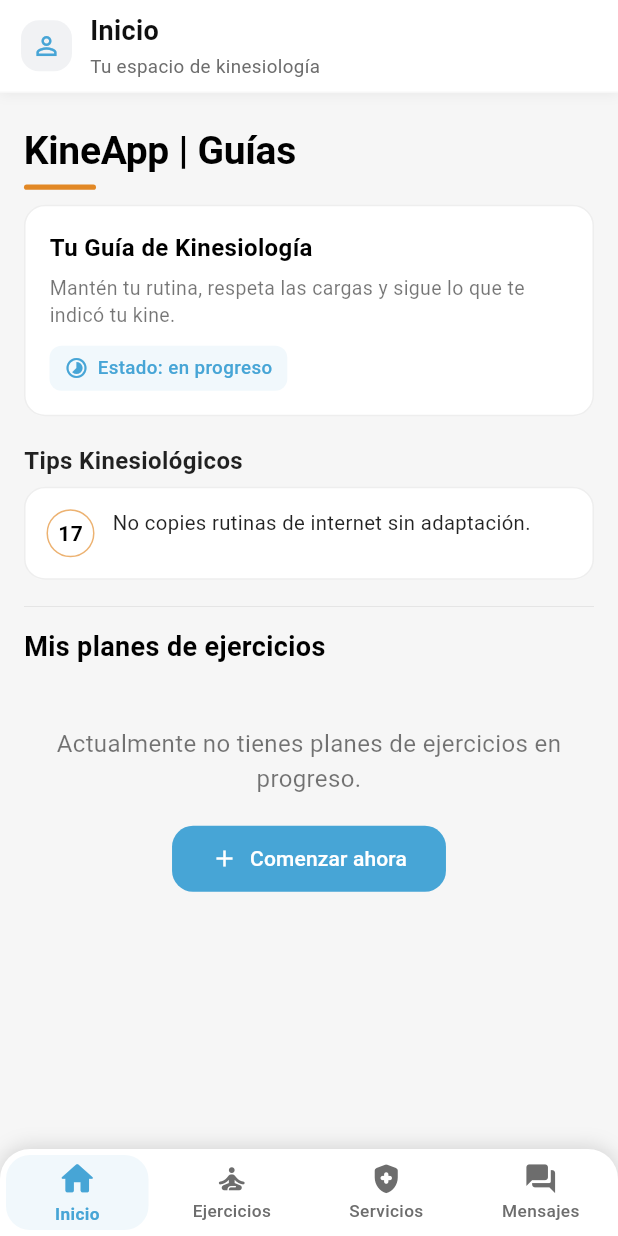
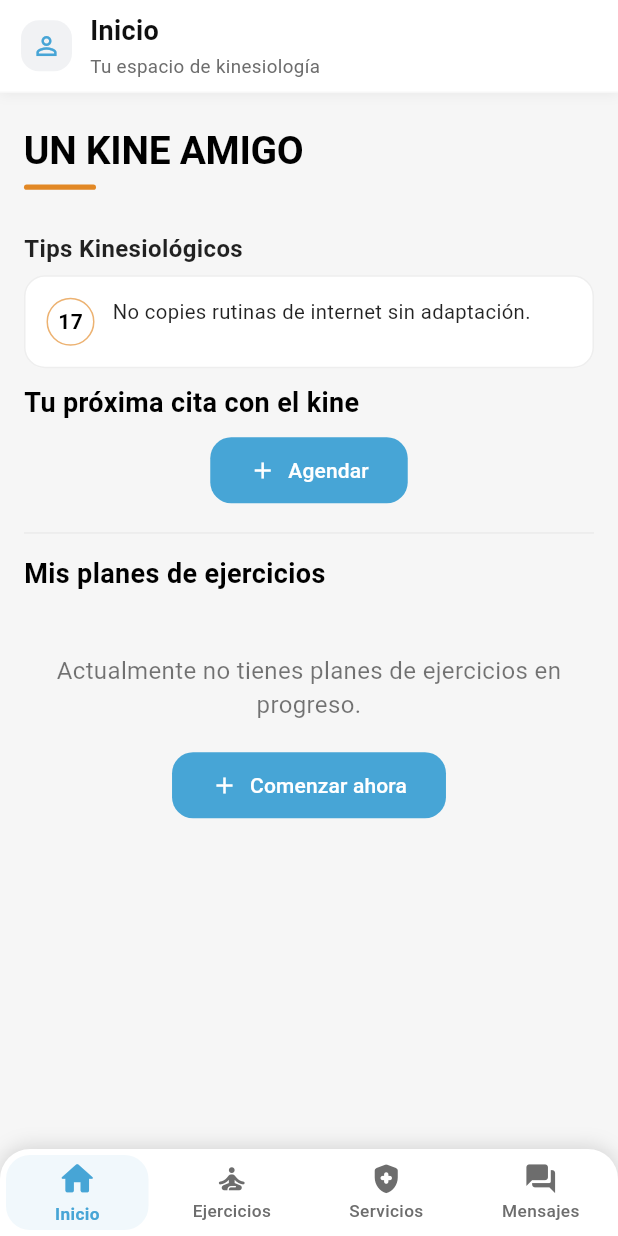
Before and after one commit to Adonisnu4/kine_app, a Flutter app: the screen it shows once a user with an empty profile is signed in, on a phone screen of 412 x 824 dp. Run offline on Flutter 3.47's test engine with Material 3 defaults, Android fonts, the phone set to English and light mode, and no system bars; our stand-ins replace cloud_firestore, file_picker, firebase_auth, firebase_core, firebase_messaging, fl_chart and 5 more; missing offline and left inert: flutter_facebook_auth; accounts and stored records are empty.

Commit message:
proxima cita

```diff
--- a/lib/features/index.dart
+++ b/lib/features/index.dart
@@ -5,6 +5,11 @@ import 'package:flutter/services.dart';
 import 'package:kine_app/features/ejercicios/models/plan_tomado.dart';
 import 'package:kine_app/features/ejercicios/screens/sesion_ejercicio_screen.dart';
 import 'package:kine_app/features/ejercicios/service/plan_service.dart';
+
+//Para mostrar si tiene una cita
+import 'package:kine_app/features/Appointments/models/appointment.dart';
+import 'package:kine_app/features/Appointments/services/appointment_service.dart';
+import 'package:intl/intl.dart';
 
 /// Paleta general usada en esta pantalla.
 /// Coincide con la usada en pantallas como login y splash.
@@ -27,6 +32,7 @@ class Index extends StatefulWidget {
   final Function(int)? onTabChange;
   const Index({super.key, this.onTabChange});
 
+
   @override
   State<Index> createState() => _IndexState();
 }
@@ -34,6 +40,8 @@ class Index extends StatefulWidget {
 class _IndexState extends State<Index> {
   // Servicio para obtener los planes en progreso desde Firestore
   final PlanService _planService = PlanService();
+
+  final AppointmentService _appointmentService = AppointmentService();
 
   // Future usado por FutureBuilder para cargar planes
   late Future<List<PlanTomado>> _plansFuture;
@@ -167,7 +175,7 @@ class _IndexState extends State<Index> {
               const Padding(
                 padding: EdgeInsets.fromLTRB(16, 20, 16, 4),
                 child: Text(
-                  'KineApp | Guías',
+                  'UN KINE AMIGO',
                   style: TextStyle(
                     fontSize: 26,
                     fontWeight: FontWeight.w700,
@@ -190,7 +198,7 @@ class _IndexState extends State<Index> {
               ),
 
               /// Bloque fijo de guía de salud
-              const _HealthGuideSection(),
+              // const _HealthGuideSection(),
 
               /// Título de tips dinámicos
               const Padding(
@@ -205,6 +213,7 @@ class _IndexState extends State<Index> {
                 ),
               ),
 
+
               /// Tarjeta animada que muestra el tip actual
               Padding(
                 padding: pagePadding,
@@ -214,6 +223,71 @@ class _IndexState extends State<Index> {
                   total: _allTips.length,
                 ),
               ),
+
+              const Padding(
+                padding: EdgeInsets.fromLTRB(16, 10, 16, 8),
+                child: Text(
+                  'Tu próxima cita con el kine',
+                  style: TextStyle(
+                    fontSize: 18,
+                    fontWeight: FontWeight.w600,
+                    color: Colors.black,
+                  ),
+                ),
+              ),
+
+
+
+
+
+
+
+
+              FutureBuilder<Appointment?>(
+  future: _appointmentService.getNextPatientAppointment(),
+  builder: (context, snapshot) {
+    // Si está cargando, muestra un espacio o indicador de carga
+    if (snapshot.connectionState == ConnectionState.waiting) {
+      return const Padding(
+          padding: EdgeInsets.symmetric(horizontal: 16),
+          child: Center(child: LinearProgressIndicator()),
+      );
+    }
+
+    // Si hay datos (la cita no es null), muestra el widget
+    if (snapshot.hasData && snapshot.data != null) {
+      // Nota: Aquí necesitarías que _ProximaCitaSection reciba el Appointment
+      // para evitar llamar a la BD por segunda vez.
+      return _ProximaCitaSection(appointment: snapshot.data!);
+    }
+
+    // Si no hay datos (snapshot.data es null), retorna un contenedor vacío
+    return Center(
+  child: ElevatedButton.icon(
+                              onPressed: () {
+                                // Envía al tab de ejercicios (índice 1)
+                                if (widget.onTabChange != null) {
+                                  widget.onTabChange!(2);
+                                }
+                              },
+                              icon: const Icon(Icons.add, size: 18),
+                              label: const Text('Agendar'),
+                              style: ElevatedButton.styleFrom(
+                                backgroundColor: AppColors.blue,
+                                foregroundColor: Colors.white,
+                                elevation: 0,
+                                padding: const EdgeInsets.symmetric(
+                                  horizontal: 26,
+                                  vertical: 12,
+                                ),
+                                shape: RoundedRectangleBorder(
+                                  borderRadius: BorderRadius.circular(14),
+                                ),
+                              ),
+                            ),
+);
+  },
+),
 
               /// Separador visual
               const Padding(
@@ -413,11 +487,120 @@ class _TipChangingCard extends StatelessWidget {
 }
 
 /// Sección superior fija que muestra una mini guía informativa.
-class _HealthGuideSection extends StatelessWidget {
-  const _HealthGuideSection();
+// class _HealthGuideSection extends StatelessWidget {
+//   const _HealthGuideSection();
+
+//   @override
+//   Widget build(BuildContext context) {
+//     return Container(
+//       width: double.infinity,
+//       margin: const EdgeInsets.symmetric(horizontal: 16),
+//       padding: const EdgeInsets.all(16.0),
+//       decoration: BoxDecoration(
+//         color: AppColors.white,
+//         borderRadius: BorderRadius.circular(14),
+//         border: Border.all(color: AppColors.lightBorder),
+//       ),
+//       child: Column(
+//         crossAxisAlignment: CrossAxisAlignment.start,
+//         children: [
+//           const Text(
+//             'Tu Guía de Kinesiología',
+//             style: TextStyle(
+//               fontSize: 16,
+//               fontWeight: FontWeight.w600,
+//               color: Colors.black,
+//             ),
+//           ),
+//           const SizedBox(height: 6),
+//           const Text(
+//             'Mantén tu rutina, respeta las cargas y sigue lo que te indicó tu kine.',
+//             style: TextStyle(fontSize: 13, color: Colors.black54, height: 1.4),
+//           ),
+//           const SizedBox(height: 12),
+
+//           /// Chip informativo con el estado de la guía
+//           Container(
+//             padding: const EdgeInsets.symmetric(horizontal: 10, vertical: 6),
+//             decoration: BoxDecoration(
+//               color: AppColors.blue.withOpacity(.08),
+//               borderRadius: BorderRadius.circular(8),
+//             ),
+//             child: Row(
+//               mainAxisSize: MainAxisSize.min,
+//               children: const [
+//                 Icon(Icons.timelapse, size: 16, color: AppColors.blue),
+//                 SizedBox(width: 6),
+//                 Text(
+//                   'Estado: en progreso',
+//                   style: TextStyle(
+//                     fontSize: 12.5,
+//                     fontWeight: FontWeight.w500,
+//                     color: AppColors.blue,
+//                   ),
+//                 ),
+//               ],
+//             ),
+//           ),
+//         ],
+//       ),
+//     );
+//   }
+// }
+
+
+class _ProximaCitaSection extends StatelessWidget {
+  // 1. Recibe la cita en el constructor
+  final Appointment appointment;
+
+  // 2. Hace que el constructor requiera la cita
+  const _ProximaCitaSection({super.key, required this.appointment});
+
+  // Widget auxiliar para construir el chip de estado
+  Widget _buildStatusChip({
+    required String text,
+    required Color color,
+    required IconData icon,
+  }) {
+    return Container(
+      padding: const EdgeInsets.symmetric(horizontal: 10, vertical: 6),
+      decoration: BoxDecoration(
+        color: color.withOpacity(.08),
+        borderRadius: BorderRadius.circular(8),
+      ),
+      child: Row(
+        mainAxisSize: MainAxisSize.min,
+        children: [
+          Icon(icon, size: 16, color: color),
+          const SizedBox(width: 6),
+          Text(
+            text,
+            style: TextStyle(
+              fontSize: 12.5,
+              fontWeight: FontWeight.w500,
+              color: color,
+            ),
+          ),
+        ],
+      ),
+    );
+  }
 
   @override
   Widget build(BuildContext context) {
+    // Formateo de datos
+    final DateFormat dateFormatter = DateFormat('EEEE d \'de\' MMMM', 'es_ES');
+    final DateFormat timeFormatter = DateFormat('HH:mm');
+
+    final String fecha = dateFormatter.format(appointment.fechaCitaDT);
+    final String hora = timeFormatter.format(appointment.fechaCitaDT);
+    final String status = appointment.estado;
+
+    // Lógica de presentación para el chip
+    Color statusColor = status == 'confirmada' ? Colors.green.shade600 : AppColors.blue;
+    IconData statusIcon = status == 'confirmada' ? Icons.check_circle : Icons.timelapse;
+    String statusText = status == 'confirmada' ? 'Confirmada' : 'Pendiente';
+
     return Container(
       width: double.infinity,
       margin: const EdgeInsets.symmetric(horizontal: 16),
@@ -430,49 +613,36 @@ class _HealthGuideSection extends StatelessWidget {
       child: Column(
         crossAxisAlignment: CrossAxisAlignment.start,
         children: [
-          const Text(
-            'Tu Guía de Kinesiología',
-            style: TextStyle(
+          // Título actualizado con el nombre del Kine
+          Text(
+            'Tu próxima cita con ${appointment.kineNombre}',
+            style: const TextStyle(
               fontSize: 16,
               fontWeight: FontWeight.w600,
               color: Colors.black,
             ),
           ),
           const SizedBox(height: 6),
-          const Text(
-            'Mantén tu rutina, respeta las cargas y sigue lo que te indicó tu kine.',
-            style: TextStyle(fontSize: 13, color: Colors.black54, height: 1.4),
+          // Fecha y hora de la cita
+          Text(
+            'El $fecha a las $hora hrs. ¡No olvides asistir!',
+            style: const TextStyle(fontSize: 13, color: Colors.black54, height: 1.4),
           ),
           const SizedBox(height: 12),
 
-          /// Chip informativo con el estado de la guía
-          Container(
-            padding: const EdgeInsets.symmetric(horizontal: 10, vertical: 6),
-            decoration: BoxDecoration(
-              color: AppColors.blue.withOpacity(.08),
-              borderRadius: BorderRadius.circular(8),
-            ),
-            child: Row(
-              mainAxisSize: MainAxisSize.min,
-              children: const [
-                Icon(Icons.timelapse, size: 16, color: AppColors.blue),
-                SizedBox(width: 6),
-                Text(
-                  'Estado: en progreso',
-                  style: TextStyle(
-                    fontSize: 12.5,
-                    fontWeight: FontWeight.w500,
-                    color: AppColors.blue,
-                  ),
-                ),
-              ],
-            ),
+          // Chip informativo con el estado real
+          _buildStatusChip(
+            text: 'Estado: $statusText',
+            color: statusColor,
+            icon: statusIcon,
           ),
         ],
       ),
     );
   }
 }
+
+
 
 /// Tarjeta que muestra un plan de ejercicios tomado.
 /// Incluye:
```
Also changed, not shown: lib/features/Appointments/services/appointment_service.dart (+34 -0 lines).
